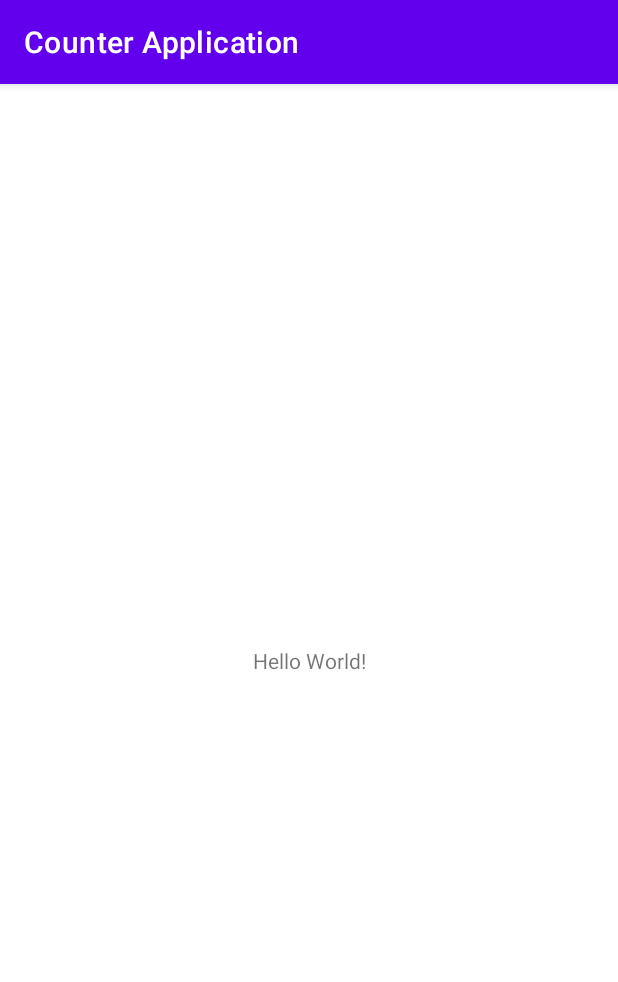
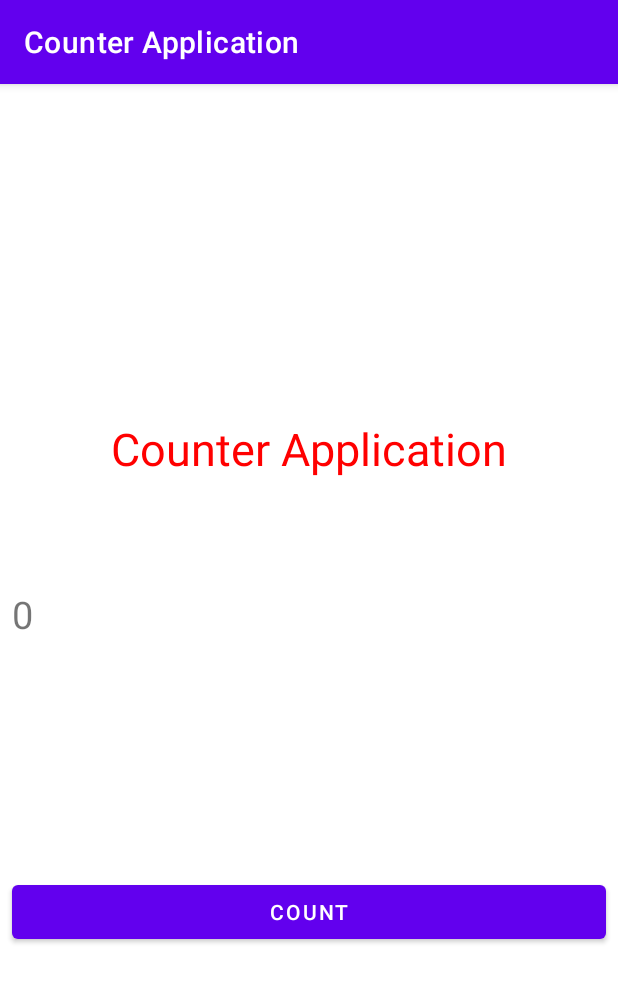
Before and after one commit to rukhsar-alt/mcsf19a020, an Android app: the screen it shows after launch (MainActivity), on a phone screen of 412 x 824 dp. Shown: the top 982 px of the screen. Run offline under Robolectric (Android 15) with nearby library versions, the phone set to English and light mode, and no system bars.

Commit message:
Counter Application Completed

```diff
--- a/Counter Application/app/src/main/java/com/example/counterapplication/MainActivity.java
+++ b/Counter Application/app/src/main/java/com/example/counterapplication/MainActivity.java
@@ -3,12 +3,23 @@ package com.example.counterapplication;
 import androidx.appcompat.app.AppCompatActivity;
 
 import android.os.Bundle;
+import android.view.View;
+import android.widget.Button;
+import android.widget.TextView;
 
 public class MainActivity extends AppCompatActivity {
-
+    TextView textView;
+    Button button;
+    int count=0;
     @Override
     protected void onCreate(Bundle savedInstanceState) {
         super.onCreate(savedInstanceState);
         setContentView(R.layout.activity_main);
     }
+    public void countIt(View view) {
+        count=Integer.parseInt(textView.getText().toString());
+        count++;
+        textView.setText(String.valueOf(count));
+
+    }
 }
--- a/Counter Application/app/src/main/res/layout/activity_main.xml
+++ b/Counter Application/app/src/main/res/layout/activity_main.xml
@@ -7,12 +7,52 @@
     tools:context=".MainActivity">
 
     <TextView
-        android:layout_width="wrap_content"
+        android:id="@+id/countTextView"
+        android:layout_width="0dp"
+        android:layout_height="40dp"
+        android:layout_marginStart="8dp"
+        android:layout_marginEnd="8dp"
+        android:layout_marginBottom="152dp"
+        android:freezesText="true"
+        android:text="0"
+        android:textAlignment="textStart"
+        android:textSize="25sp"
+        app:layout_constraintBottom_toTopOf="@+id/countButton"
+        app:layout_constraintEnd_toEndOf="parent"
+        app:layout_constraintHorizontal_bias="0.0"
+        app:layout_constraintStart_toStartOf="parent"
+        tools:ignore="MissingConstraints" />
+
+    <Button
+        android:id="@+id/countButton"
+        android:layout_width="0dp"
         android:layout_height="wrap_content"
-        android:text="Hello World!"
+        android:layout_marginStart="8dp"
+        android:layout_marginEnd="8dp"
+        android:layout_marginBottom="192dp"
+        android:onClick="countIt"
+        android:text="Count"
         app:layout_constraintBottom_toBottomOf="parent"
-        app:layout_constraintLeft_toLeftOf="parent"
-        app:layout_constraintRight_toRightOf="parent"
-        app:layout_constraintTop_toTopOf="parent" />
+        app:layout_constraintEnd_toEndOf="parent"
+        app:layout_constraintHorizontal_bias="1.0"
+        app:layout_constraintStart_toStartOf="parent"
+        tools:ignore="MissingConstraints" />
 
+    <TextView
+        android:id="@+id/textView2"
+        android:layout_width="0dp"
+        android:layout_height="50dp"
+        android:layout_marginStart="8dp"
+        android:layout_marginEnd="8dp"
+        android:text="Counter Application"
+        android:textAlignment="center"
+        android:textColor="#FF0000"
+        android:textSize="30sp"
+        app:layout_constraintBottom_toTopOf="@+id/countTextView"
+        app:layout_constraintEnd_toEndOf="parent"
+        app:layout_constraintHorizontal_bias="0.0"
+        app:layout_constraintStart_toStartOf="parent"
+        app:layout_constraintTop_toTopOf="parent"
+        app:layout_constraintVertical_bias="0.779"
+        tools:ignore="MissingConstraints" />
 </androidx.constraintlayout.widget.ConstraintLayout>
```
